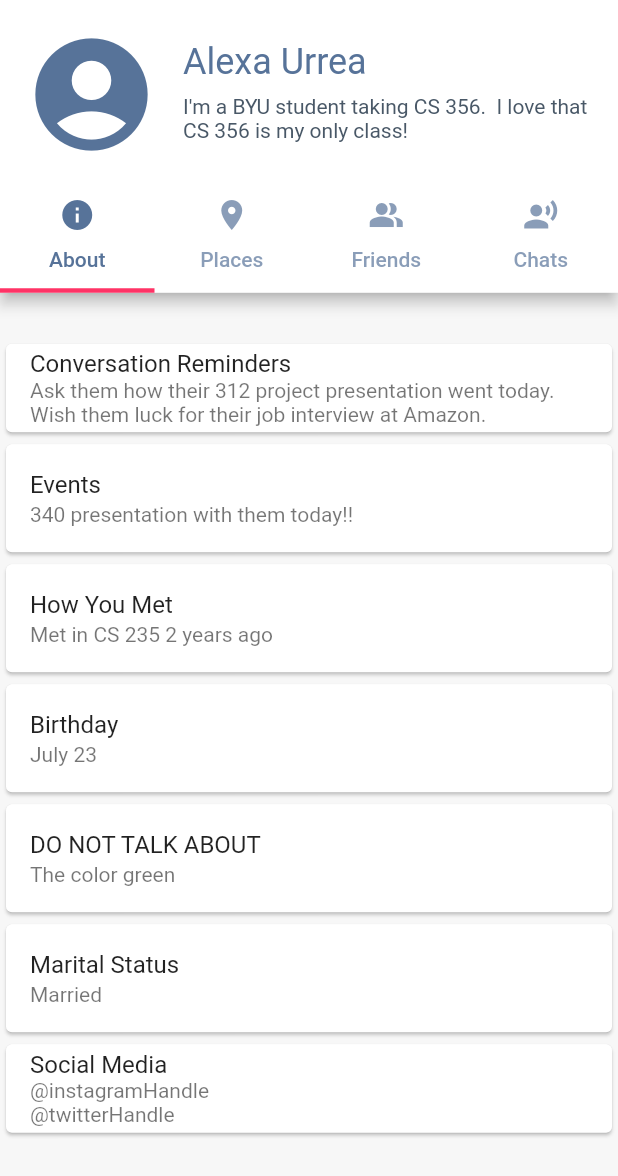
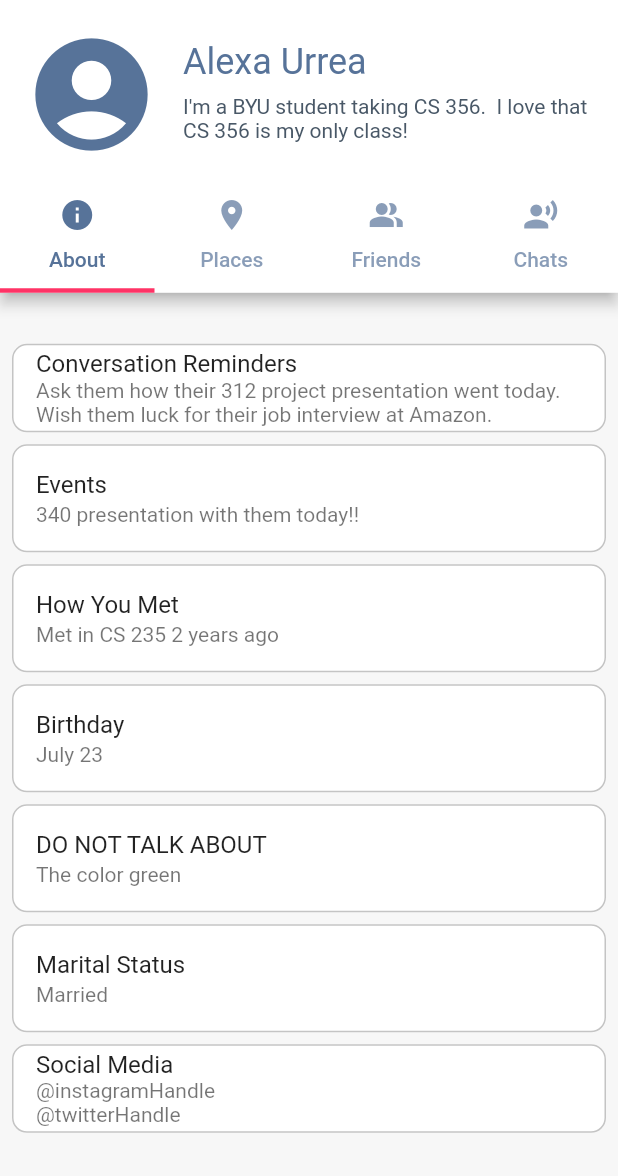
Before and after one commit to brighamband/irecognize, a Flutter app: the screen it shows after launch, after a tap on the "account circle" icon, on a phone screen of 412 x 824 dp, the part 60-1236 px from its top. Run offline on Flutter 3.47's test engine with Material 2 defaults, Android fonts, the phone set to English and light mode, and no system bars; network calls fail.

Commit message:
Fix about and places card styling

```diff
--- /dev/null
+++ b/lib/components/cards/about_card.dart
@@ -0,0 +1,28 @@
+import 'package:flutter/material.dart';
+import 'package:irecognize/utils/theme.dart';
+
+class AboutCard extends StatelessWidget {
+  const AboutCard({
+    Key? key,
+    required this.title,
+    required this.info,
+  }) : super(key: key);
+
+  final String title;
+  final String info;
+
+  @override
+  Widget build(BuildContext context) {
+    return Card(
+      child: ListTile(
+        title: Text(title),
+        subtitle: Text(info),
+      ),
+      shape: RoundedRectangleBorder(
+          side: BorderSide(color: colorScheme.outline),
+          borderRadius: BorderRadius.circular(10.0)),
+      elevation: 0,
+      margin: const EdgeInsets.symmetric(vertical: 4.0, horizontal: 8.0),
+    );
+  }
+}
--- a/lib/components/cards/highlights_card.dart
+++ /dev/null
@@ -1,27 +0,0 @@
-import 'package:flutter/material.dart';
-
-class HighlightsCard extends StatefulWidget {
-  const HighlightsCard({
-    Key? key,
-    required this.title,
-    required this.info,
-  }) : super(key: key);
-
-  final String title;
-  final String info;
-
-  @override
-  State<StatefulWidget> createState() => _HighlightsCardState();
-}
-
-class _HighlightsCardState extends State<HighlightsCard> {
-  @override
-  Widget build(BuildContext context) {
-    return Card(
-      child: ListTile(
-        title: Text(widget.title),
-        subtitle: Text(widget.info),
-      ),
-    );
-  }
-}
--- a/lib/components/cards/location_card.dart
+++ b/lib/components/cards/location_card.dart
@@ -22,6 +22,11 @@ class LocationCard extends StatelessWidget {
           title: Text(location),
           trailing: Text(date, style: TextStyle(color: colorScheme.primary)),
           onTap: () => _launchURL(url)),
+      shape: RoundedRectangleBorder(
+          side: BorderSide(color: colorScheme.outline),
+          borderRadius: BorderRadius.circular(10.0)),
+      elevation: 0,
+      margin: const EdgeInsets.symmetric(vertical: 4.0, horizontal: 8.0),
     );
   }
 
--- a/lib/pages/person_page.dart
+++ b/lib/pages/person_page.dart
@@ -5,7 +5,7 @@ import 'package:irecognize/components/cards/chat_card.dart';
 import 'package:irecognize/utils/helpers.dart';
 
 import '../components/bars/navbar.dart';
-import '../components/cards/highlights_card.dart';
+import '../components/cards/about_card.dart';
 import '../components/cards/location_card.dart';
 import '../components/containers/person_list.dart';
 
@@ -29,7 +29,7 @@ class PersonPage extends StatelessWidget {
         shrinkWrap: true,
         itemCount: 7,
         itemBuilder: (BuildContext context, int index) {
-          return HighlightsCard(
+          return AboutCard(
               title: ABOUT_LIST[index].title, info: ABOUT_LIST[index].info);
         },
       ),
```
